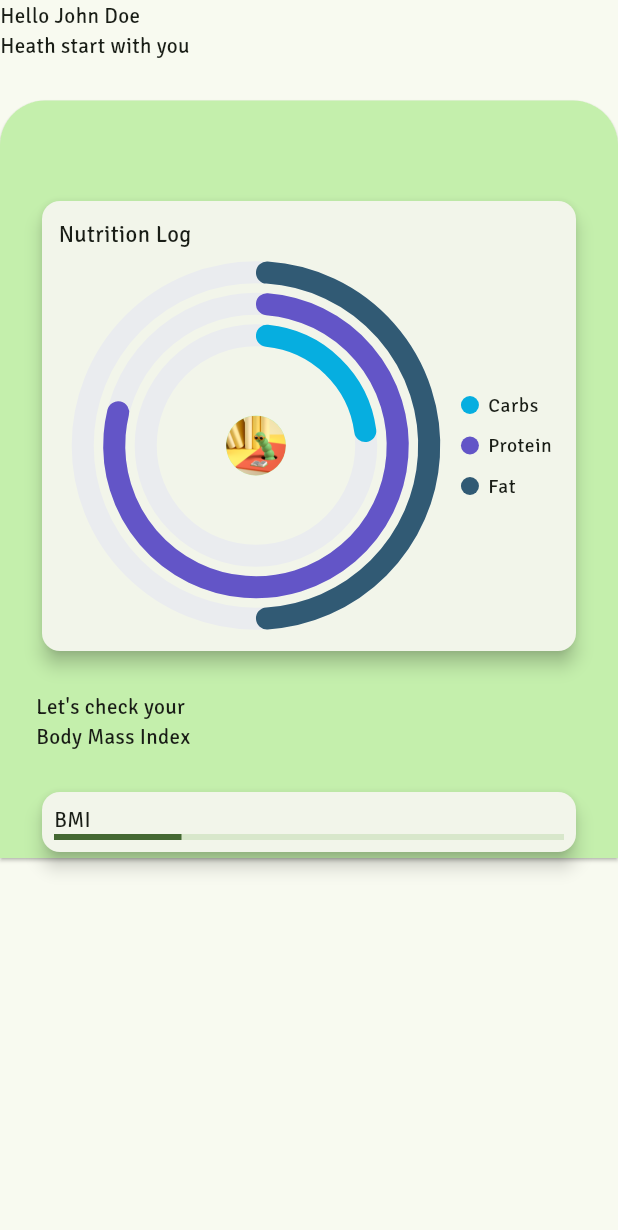
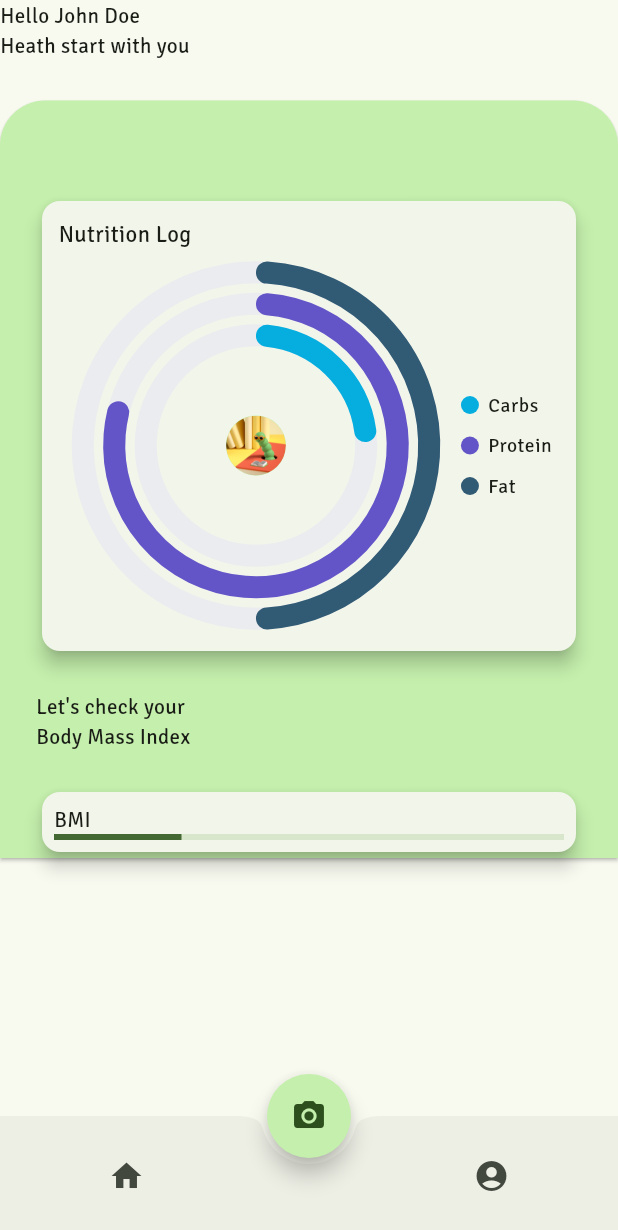
Before and after one commit to Xrayya/Nutri-Byte, a Flutter app: the screen it shows after launch, on a phone screen of 412 x 824 dp. Shown: the top 1230 px of the screen. Run offline on Flutter 3.47's test engine with Material 3 defaults, Android fonts, the phone set to English and light mode, and no system bars; our stand-ins replace get, material_color_utilities, syncfusion_flutter_charts.

Commit message:
feat(dasboard): add bottom nav bar

```diff
--- a/frontend/lib/app/modules/home/dashboard/views/dashboard_view.dart
+++ b/frontend/lib/app/modules/home/dashboard/views/dashboard_view.dart
@@ -18,6 +18,31 @@ class DashboardView extends GetView<DashboardController> {
   @override
   Widget build(BuildContext context) {
     return Scaffold(
+      floatingActionButton: FloatingActionButton(
+        onPressed: () {},
+        child: Icon(Icons.camera_alt),
+        shape: RoundedRectangleBorder(
+          borderRadius: BorderRadius.all(Radius.circular(9999)),
+        ),
+      ),
+      floatingActionButtonLocation: FloatingActionButtonLocation.centerDocked,
+      bottomNavigationBar: BottomAppBar(
+        shape: CircularNotchedRectangle(),
+        child: Row(
+          mainAxisAlignment: MainAxisAlignment.spaceAround,
+          children: [
+            IconButton(
+              icon: Icon(Icons.home),
+              onPressed: () {},
+            ),
+            SizedBox(width: 18),
+            IconButton(
+              icon: Icon(Icons.account_circle),
+              onPressed: () {},
+            ),
+          ],
+        ),
+      ),
       body: SafeArea(
         child: Column(
           crossAxisAlignment: CrossAxisAlignment.start,
```
